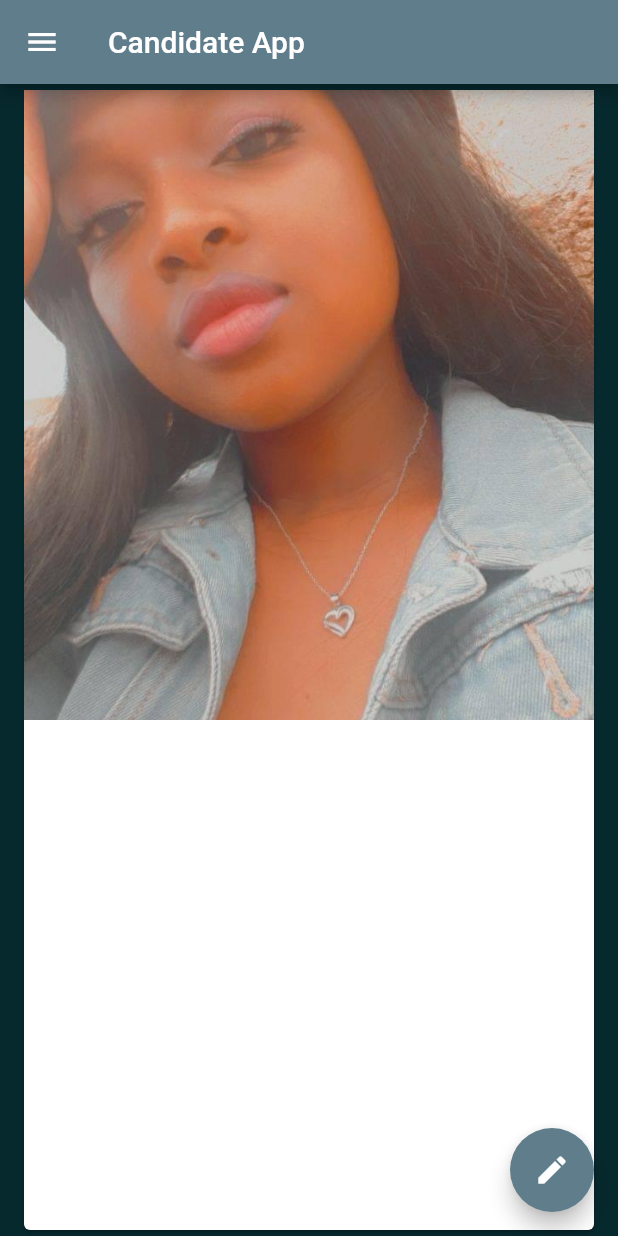
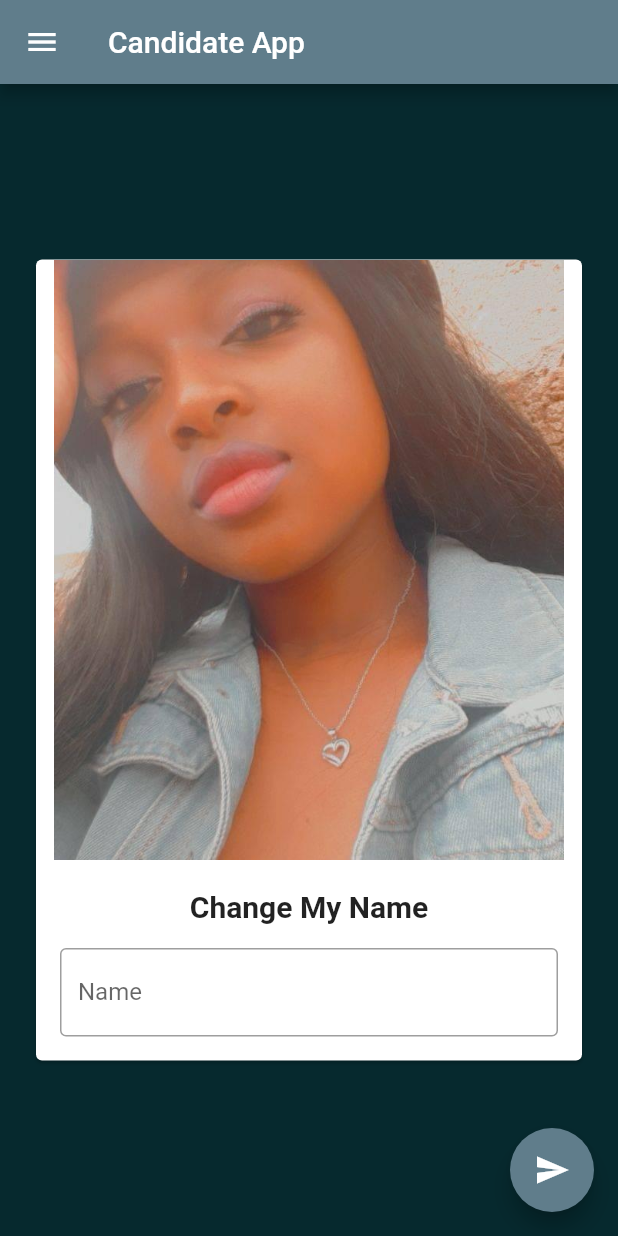
Before and after one commit to MathibelaD/flutter_application_1, a Flutter app: the screen it shows after launch, on a phone screen of 412 x 824 dp. Run offline on Flutter 3.47's test engine with Material 2 defaults, Android fonts, the phone set to English and light mode, and no system bars.

Commit message:
#Extract_Widgets

```diff
--- /dev/null
+++ b/lib/drawer.dart
@@ -0,0 +1,36 @@
+import 'package:flutter/material.dart';
+
+class MyDrawer extends StatelessWidget {
+  @override
+  Widget build(BuildContext context) {
+    return Drawer(
+      child: ListView(
+        padding: const EdgeInsets.all(0),
+        children: <Widget>[
+          UserAccountsDrawerHeader(
+            accountName: Text("Mathibela Dineo"),
+            accountEmail: Text("mathibeladineo@gmail.com"),
+            currentAccountPicture: CircleAvatar(
+              backgroundImage: NetworkImage(
+                  "https://images.unsplash.com/photo-1599229526921-4f29d42b0b41?ixlib=rb-1.2.1&ixid=MnwxMjA3fDB8MHxzZWFyY2h8MXx8d2F0ZXJmcm9udHxlbnwwfHwwfHw%3D&auto=format&fit=crop&w=500&q=60"),
+            ),
+          ),
+          ListTile(
+            leading: Icon(Icons.person),
+            title: Text("Mathibela Dineo"),
+            subtitle: Text("Student"),
+            trailing: Icon(Icons.edit),
+            onTap: () {},
+          ),
+          ListTile(
+            leading: Icon(Icons.email),
+            title: Text("Email"),
+            subtitle: Text("mathibeladineo@gmail.com"),
+            trailing: Icon(Icons.edit),
+            onTap: () {},
+          )
+        ],
+      ),
+    );
+  }
+}
--- a/lib/main.dart
+++ b/lib/main.dart
@@ -1,77 +1,20 @@
-import 'dart:html';
-
-import "package:flutter/widgets.dart";
 import 'package:flutter/material.dart';
-import "package:flutter/cupertino.dart";
+import 'package:flutter_application_1/pages/Home_page.dart';
 
 void main() {
   //WidgetApp(LowLevel) //MaterialApp() //CupertinoApp(human interface design)
-  runApp(MaterialApp(
-    home: HomePage(),
-    theme: ThemeData(
-      primarySwatch: Colors.blueGrey,
-    ),
-  ));
+  runApp(MyApp());
 }
 
-//StatelessWidget : means it will never change
-class HomePage extends StatelessWidget {
-  const HomePage({Key? key}) : super(key: key);
+class MyApp extends StatelessWidget {
+  const MyApp({Key? key}) : super(key: key);
 
   @override
   Widget build(BuildContext context) {
-    //Scaffold provides the entire structure
-    return Scaffold(
-      backgroundColor: Color.fromARGB(255, 6, 41, 46),
-      appBar: AppBar(
-        title: Text("Candidate App"),
-      ),
-      body: Center(
-        child: Card(
-          child: Column(
-            children: <Widget>[
-              Image.asset(
-                "assets/d.jpg",
-                height: 420,
-                width: 380,
-                fit: BoxFit.cover,
-              ),
-            ],
-          ),
-        ),
-      ),
-      drawer: Drawer(
-        child: ListView(
-          padding: const EdgeInsets.all(0),
-          children: <Widget>[
-            UserAccountsDrawerHeader(
-              accountName: Text("Mathibela Dineo"),
-              accountEmail: Text("mathibeladineo@gmail.com"),
-              currentAccountPicture: CircleAvatar(
-                backgroundImage: NetworkImage(
-                    "https://images.unsplash.com/photo-1599229526921-4f29d42b0b41?ixlib=rb-1.2.1&ixid=MnwxMjA3fDB8MHxzZWFyY2h8MXx8d2F0ZXJmcm9udHxlbnwwfHwwfHw%3D&auto=format&fit=crop&w=500&q=60"),
-              ),
-            ),
-            ListTile(
-              leading: Icon(Icons.person),
-              title: Text("Mathibela Dineo"),
-              subtitle: Text("Student"),
-              trailing: Icon(Icons.edit),
-              onTap: () {},
-            ),
-            ListTile(
-              leading: Icon(Icons.email),
-              title: Text("Email"),
-              subtitle: Text("mathibeladineo@gmail.com"),
-              trailing: Icon(Icons.edit),
-              onTap: () {},
-            )
-          ],
-        ),
-      ),
-      floatingActionButton: FloatingActionButton(
-        onPressed: () {},
-        child: Icon(Icons.edit),
+    return MaterialApp(
+      home: HomePage(),
+      theme: ThemeData(
+        primarySwatch: Colors.blueGrey,
       ),
     );
   }
--- /dev/null
+++ b/lib/name_card_widget.dart
@@ -0,0 +1,45 @@
+import 'package:flutter/material.dart';
+
+class NameCardWidget extends StatelessWidget {
+  const NameCardWidget({
+    Key? key,
+    required this.myText,
+    required TextEditingController nameController,
+  }) : _nameController = nameController, super(key: key);
+
+  final String myText;
+  final TextEditingController _nameController;
+
+  @override
+  Widget build(BuildContext context) {
+    return Card(
+      child: Column(
+        children: <Widget>[
+          Image.asset(
+            "assets/d.jpg",
+            height: 400,
+            width: 340,
+            fit: BoxFit.cover,
+          ),
+          SizedBox(
+            height: 20,
+          ),
+          Text(
+            myText,
+            style: TextStyle(fontSize: 20, fontWeight: FontWeight.bold),
+          ),
+          Padding(
+            padding: const EdgeInsets.all(16.0),
+            child: TextField(
+              controller: _nameController,
+              decoration: InputDecoration(
+                  hintText: "Enter new Name",
+                  labelText: "Name",
+                  border: OutlineInputBorder()),
+            ),
+          )
+        ],
+      ),
+    );
+  }
+}
--- /dev/null
+++ b/lib/pages/Home_page.dart
@@ -0,0 +1,45 @@
+import 'package:flutter/material.dart';
+import 'package:flutter_application_1/drawer.dart';
+import 'package:flutter_application_1/name_card_widget.dart';
+
+//StatelessWidget : means it will never change
+class HomePage extends StatefulWidget {
+  const HomePage({Key? key}) : super(key: key);
+
+  @override
+  State<HomePage> createState() => _HomePageState();
+}
+
+class _HomePageState extends State<HomePage> {
+  var myText = "Change My Name";
+  TextEditingController _nameController = TextEditingController();
+  //underscore (_) means it is a private field
+
+  @override
+  Widget build(BuildContext context) {
+    //Scaffold provides the entire structure
+    return Scaffold(
+      backgroundColor: Color.fromARGB(255, 6, 41, 46),
+      appBar: AppBar(
+        title: Text("Candidate App"),
+      ),
+      body: Center(
+        child: Padding(
+          padding: const EdgeInsets.all(20.0),
+          child: SingleChildScrollView(
+            child:
+                NameCardWidget(myText: myText, nameController: _nameController),
+          ),
+        ),
+      ),
+      drawer: MyDrawer(),
+      floatingActionButton: FloatingActionButton(
+        onPressed: () {
+          myText = _nameController.text;
+          setState(() {});
+        },
+        child: Icon(Icons.send),
+      ),
+    );
+  }
+}
--- a/pubspec.yaml
+++ b/pubspec.yaml
@@ -44,7 +44,7 @@ dev_dependencies:
   # activated in the `analysis_options.yaml` file located at the root of your
   # package. See that file for information about deactivating specific lint
   # rules and activating additional ones.
-  flutter_lints: ^1.0.0
+  # flutter_lints: ^1.0.0
 
 # For information on the generic Dart part of this file, see the
 # following page: https://dart.dev/tools/pub/pubspec
```
Also changed, not shown: pubspec.lock, 1 other file.
